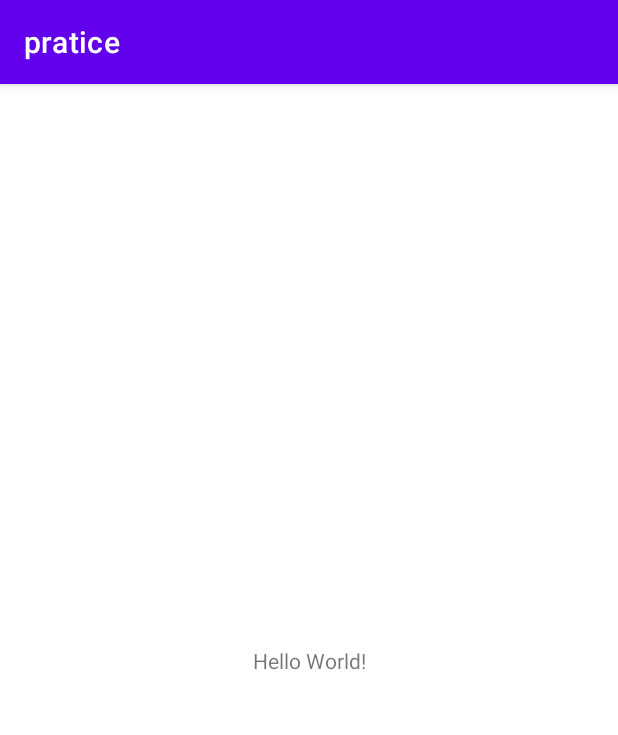
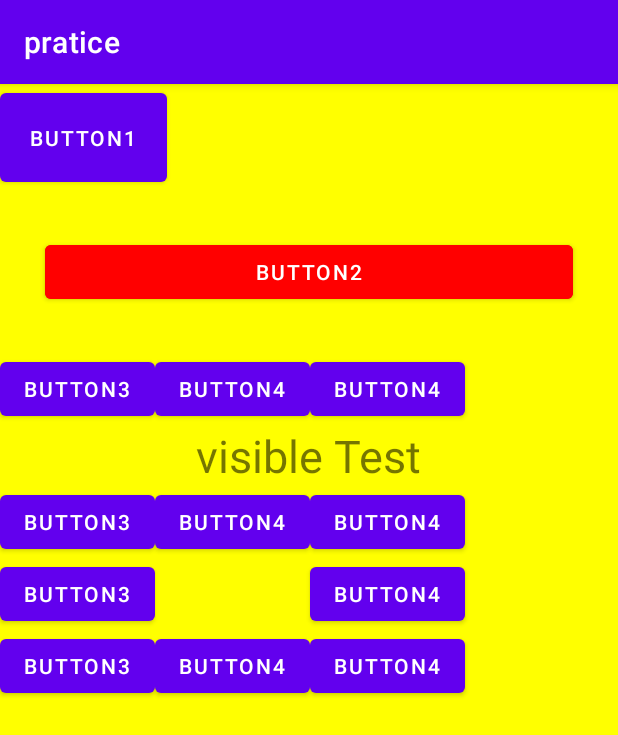
Before and after one commit to otcroz/DS-Major_MobileAppPrograming_Pratice, an Android app: the screen it shows after launch (MainActivity), on a phone screen of 412 x 824 dp. Shown: the top 735 px of the screen. Run offline under Robolectric (Android 15) with nearby library versions, the phone set to English and light mode, and no system bars.

Commit message:
ch06 뷰 클래스: 레이아웃, findViewById, 뷰의 기본 속성, visibility

```diff
--- a/pratice1/app/src/main/AndroidManifest.xml
+++ b/pratice1/app/src/main/AndroidManifest.xml
@@ -1,6 +1,6 @@
 <?xml version="1.0" encoding="utf-8"?>
 <manifest xmlns:android="http://schemas.android.com/apk/res/android"
-    package="com.example.pratice">
+    package="com.example.pratice" >
 
     <application
         android:allowBackup="true"
@@ -8,10 +8,10 @@
         android:label="@string/app_name"
         android:roundIcon="@mipmap/ic_launcher_round"
         android:supportsRtl="true"
-        android:theme="@style/Theme.Pratice">
+        android:theme="@style/Theme.Pratice" >
         <activity
             android:name=".MainActivity"
-            android:exported="true">
+            android:exported="true" >
             <intent-filter>
                 <action android:name="android.intent.action.MAIN" />
 
--- a/pratice1/app/src/main/java/com/example/pratice/MainActivity.kt
+++ b/pratice1/app/src/main/java/com/example/pratice/MainActivity.kt
@@ -2,10 +2,21 @@ package com.example.pratice
 
 import androidx.appcompat.app.AppCompatActivity
 import android.os.Bundle
+import android.view.View
+import android.widget.Button
 
 class MainActivity : AppCompatActivity() {
     override fun onCreate(savedInstanceState: Bundle?) {
         super.onCreate(savedInstanceState)
-        setContentView(R.layout.activity_main)
+        setContentView(R.layout.activity_main) // activity_main 화면 출력
+
+        //val btn1 : Button = findViewById(R.id.button1); // 버튼 객체를 불러옴
+        val btn2 = findViewById<Button>(R.id.button1) // 제네릭 타입을 사용
+
+        val invisible = findViewById<Button>(R.id.visible_btn)
+        invisible.setOnClickListener {
+            invisible.visibility = View.VISIBLE
+        }
+
     }
 }
--- a/pratice1/app/src/main/res/layout/activity_main.xml
+++ b/pratice1/app/src/main/res/layout/activity_main.xml
@@ -1,18 +1,107 @@
 <?xml version="1.0" encoding="utf-8"?>
-<androidx.constraintlayout.widget.ConstraintLayout xmlns:android="http://schemas.android.com/apk/res/android"
+<LinearLayout
+    xmlns:android="http://schemas.android.com/apk/res/android"
+    xmlns:tools="http://schemas.android.com/tools"
     xmlns:app="http://schemas.android.com/apk/res-auto"
-    xmlns:tools="http://schemas.android.com/tools"
     android:layout_width="match_parent"
     android:layout_height="match_parent"
+    android:orientation="vertical"
+    android:background="#ffff00"
     tools:context=".MainActivity">
+
+    <Button
+        android:id="@+id/button1"
+        android:layout_width="wrap_content"
+        android:layout_height="wrap_content"
+        android:text="button1"
+        android:padding="20dp"/>
+
+    <Button
+        android:layout_width="match_parent"
+        android:layout_height="wrap_content"
+        android:text="button2"
+        android:backgroundTint="#ff0000"
+        android:layout_margin="30dp"/>
+
+    <!--visible test-->
+    <LinearLayout
+        android:layout_width="match_parent"
+        android:layout_height="wrap_content">
+        <Button
+            android:layout_width="wrap_content"
+            android:layout_height="wrap_content"
+            android:text="button3" />
+        <Button
+            android:layout_width="wrap_content"
+            android:layout_height="wrap_content"
+            android:text="button4" />
+        <Button
+            android:layout_width="wrap_content"
+            android:layout_height="wrap_content"
+            android:text="button4" />
+    </LinearLayout>
 
     <TextView
         android:layout_width="wrap_content"
         android:layout_height="wrap_content"
-        android:text="Hello World!"
-        app:layout_constraintBottom_toBottomOf="parent"
-        app:layout_constraintLeft_toLeftOf="parent"
-        app:layout_constraintRight_toRightOf="parent"
-        app:layout_constraintTop_toTopOf="parent" />
+        android:text="visible Test"
+        android:layout_gravity="center"
+        android:textSize="30dp"/>
 
-</androidx.constraintlayout.widget.ConstraintLayout>
+    <LinearLayout
+        android:layout_width="match_parent"
+        android:layout_height="wrap_content">
+        <Button
+            android:layout_width="wrap_content"
+            android:layout_height="wrap_content"
+            android:text="button3" />
+        <Button
+            android:layout_width="wrap_content"
+            android:layout_height="wrap_content"
+            android:text="button4" />
+        <Button
+            android:layout_width="wrap_content"
+            android:layout_height="wrap_content"
+            android:text="button4" />
+    </LinearLayout>
+
+
+
+    <LinearLayout
+        android:layout_width="match_parent"
+        android:layout_height="wrap_content">
+        <Button
+            android:id="@+id/visible_btn"
+            android:layout_width="wrap_content"
+            android:layout_height="wrap_content"
+            android:text="button3" />
+        <Button
+            android:layout_width="wrap_content"
+            android:layout_height="wrap_content"
+            android:text="button4"
+            android:visibility="invisible"/>
+        <Button
+            android:layout_width="wrap_content"
+            android:layout_height="wrap_content"
+            android:text="button4" />
+    </LinearLayout>
+
+    <LinearLayout
+        android:layout_width="match_parent"
+        android:layout_height="wrap_content">
+        <Button
+            android:layout_width="wrap_content"
+            android:layout_height="wrap_content"
+            android:text="button3" />
+        <Button
+            android:layout_width="wrap_content"
+            android:layout_height="wrap_content"
+            android:text="button4" />
+        <Button
+            android:layout_width="wrap_content"
+            android:layout_height="wrap_content"
+            android:text="button4" />
+    </LinearLayout>
+
+
+  </LinearLayout>
```
